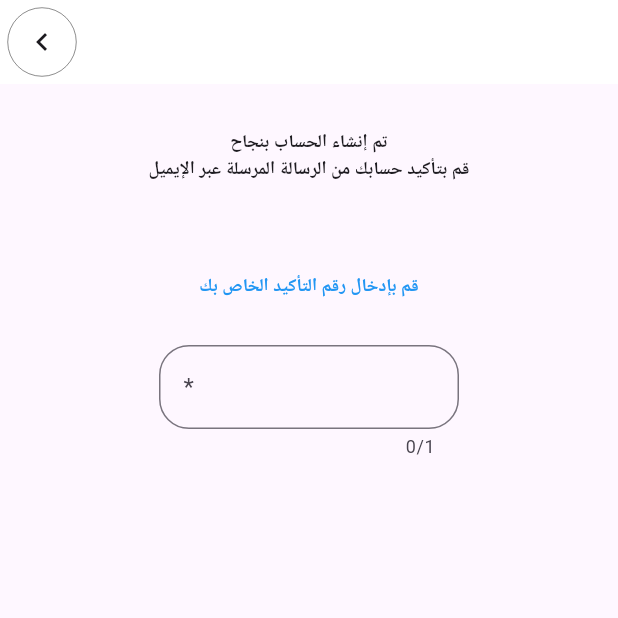
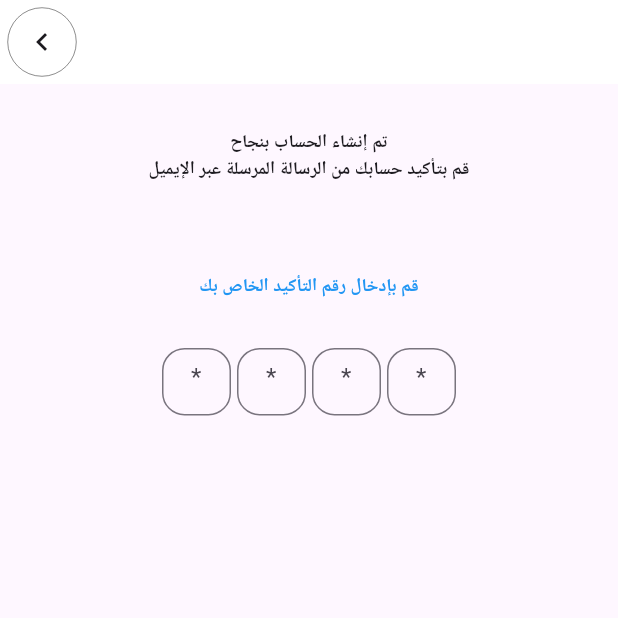
Before and after one commit to mhmd783/shop_app, a Flutter app: the screen it shows after launch, on a phone screen of 412 x 824 dp, the top half of it. Run offline on Flutter 3.47's test engine with Material 3 defaults, Android fonts, the phone set to English and light mode, and no system bars.

Commit message:
first updete 4

```diff
--- a/lib/view/Auth/verficode.dart
+++ b/lib/view/Auth/verficode.dart
@@ -54,11 +54,14 @@ class _Verficode extends State<Verficode> {
             ),
             Container(
               width: 200,
+              height: 65,
               child: Row(
                 children: [
                   Expanded(
                       child: Container(
+                    padding: EdgeInsets.all(2),
                     child: TextFormField(
+                      textAlign: TextAlign.center,
                       validator: (value) {
                         if (value!.isEmpty) {
                           return "فارغ";
@@ -78,7 +81,94 @@ class _Verficode extends State<Verficode> {
                       decoration: InputDecoration(
                           hintText: "*",
                           border: OutlineInputBorder(
-                              borderRadius: BorderRadius.circular(20))),
+                              borderRadius: BorderRadius.circular(15))),
+                    ),
+                  )),
+                  Expanded(
+                      child: Container(
+                    padding: EdgeInsets.all(2),
+                    child: TextFormField(
+                      textAlign: TextAlign.center,
+                      validator: (value) {
+                        if (value!.isEmpty) {
+                          return "فارغ";
+                        }
+                        return null;
+                      },
+                      onChanged: (value) {
+                        if (value.length == 1) {
+                          FocusScope.of(context).nextFocus();
+                        }
+                        if (value.length == 0) {
+                          FocusScope.of(context).previousFocus();
+                        }
+                      },
+                      inputFormatters: [
+                        FilteringTextInputFormatter.allow(RegExp(r'\d')),
+                      ],
+                      maxLength: 1,
+                      keyboardType: TextInputType.number,
+                      decoration: InputDecoration(
+                          hintText: "*",
+                          border: OutlineInputBorder(
+                              borderRadius: BorderRadius.circular(15))),
+                    ),
+                  )),
+                  Expanded(
+                      child: Container(
+                    padding: EdgeInsets.all(2),
+                    child: TextFormField(
+                      textAlign: TextAlign.center,
+                      validator: (value) {
+                        if (value!.isEmpty) {
+                          return "فارغ";
+                        }
+                        return null;
+                      },
+                      onChanged: (value) {
+                        if (value.length == 1) {
+                          FocusScope.of(context).nextFocus();
+                        }
+                        if (value.length == 0) {
+                          FocusScope.of(context).previousFocus();
+                        }
+                      },
+                      inputFormatters: [
+                        FilteringTextInputFormatter.allow(RegExp(r'\d')),
+                      ],
+                      maxLength: 1,
+                      keyboardType: TextInputType.number,
+                      decoration: InputDecoration(
+                          hintText: "*",
+                          border: OutlineInputBorder(
+                              borderRadius: BorderRadius.circular(15))),
+                    ),
+                  )),
+                  Expanded(
+                      child: Container(
+                    padding: EdgeInsets.all(2),
+                    child: TextFormField(
+                      textAlign: TextAlign.center,
+                      validator: (value) {
+                        if (value!.isEmpty) {
+                          return "فارغ";
+                        }
+                        return null;
+                      },
+                      onChanged: (value) {
+                        if (value.length == 0) {
+                          FocusScope.of(context).previousFocus();
+                        }
+                      },
+                      inputFormatters: [
+                        FilteringTextInputFormatter.allow(RegExp(r'\d')),
+                      ],
+                      maxLength: 1,
+                      keyboardType: TextInputType.number,
+                      decoration: InputDecoration(
+                          hintText: "*",
+                          border: OutlineInputBorder(
+                              borderRadius: BorderRadius.circular(15))),
                     ),
                   )),
                 ],
```
